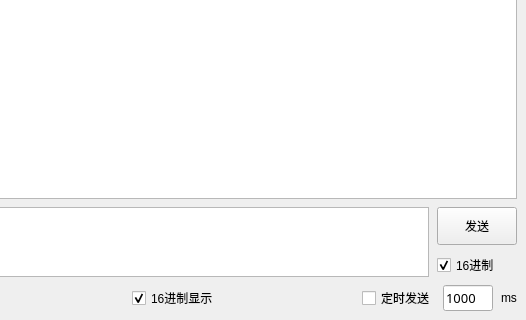
Qt form MainWindow.ui (AndroidCoderPeng/SerialPortDebugger) before a commit; both pictures show x 274 to 800 and y 280 to 600 of the 800 by 600 pixel window.
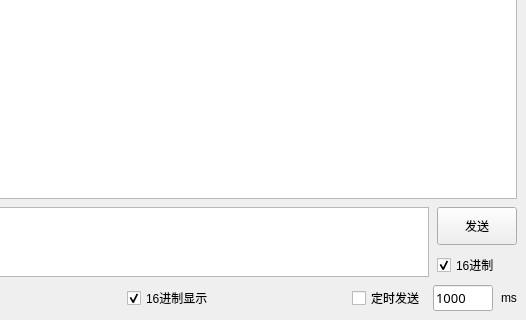
The same form after that commit. Icons and pictures are not drawn.

Commit message: feat(CommandScriptDialog): 更新对话框布局，优化控件间距和样式 feat(MainWindow): 调整时间输入框的最小宽度

Diff of the .ui file:
```diff
--- a/MainWindow.ui
+++ b/MainWindow.ui
@@ -249,7 +249,7 @@
          <widget class="QLineEdit" name="timeLineEdit">
           <property name="minimumSize">
            <size>
-            <width>50</width>
+            <width>60</width>
             <height>0</height>
            </size>
           </property>
```
The commit also changes 1 other file.
